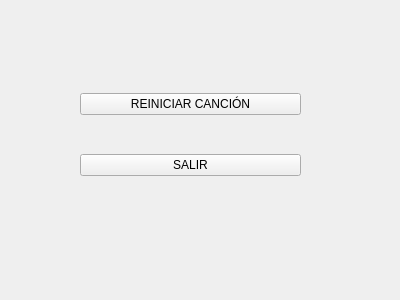
This is FinDialog.ui in agc201-ua/EasyMusik as Qt 5 draws it before an edit. The edited form follows.
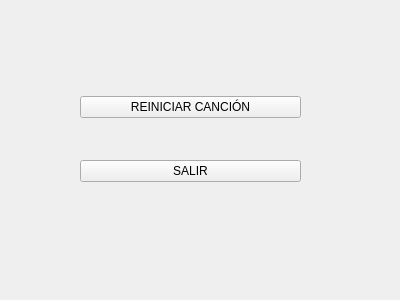
This is the edited form.

Commit message: completado funcionamiento del menú de fin de la canción y añadido nuevo set de .wav con notas que suenan bien y funcional

The edit to the form file:
```diff
--- a/FinDialog.ui
+++ b/FinDialog.ui
@@ -19,21 +19,21 @@
      <x>80</x>
      <y>60</y>
      <width>221</width>
-     <height>151</height>
+     <height>159</height>
     </rect>
    </property>
    <layout class="QGridLayout" name="gridLayout">
-    <item row="2" column="0">
-     <widget class="QPushButton" name="btnSalir">
+    <item row="0" column="0">
+     <widget class="QPushButton" name="btnReiniciar">
       <property name="text">
-       <string>SALIR</string>
+       <string>REINICIAR CANCIÓN</string>
       </property>
      </widget>
     </item>
-    <item row="1" column="0">
-     <widget class="QPushButton" name="btnReiniciar">
+    <item row="2" column="0">
+     <widget class="QPushButton" name="btnSalir">
       <property name="text">
-       <string>REINICIAR CANCIÓN</string>
+       <string>SALIR</string>
       </property>
      </widget>
     </item>
```
The commit also changes 163 other files.
